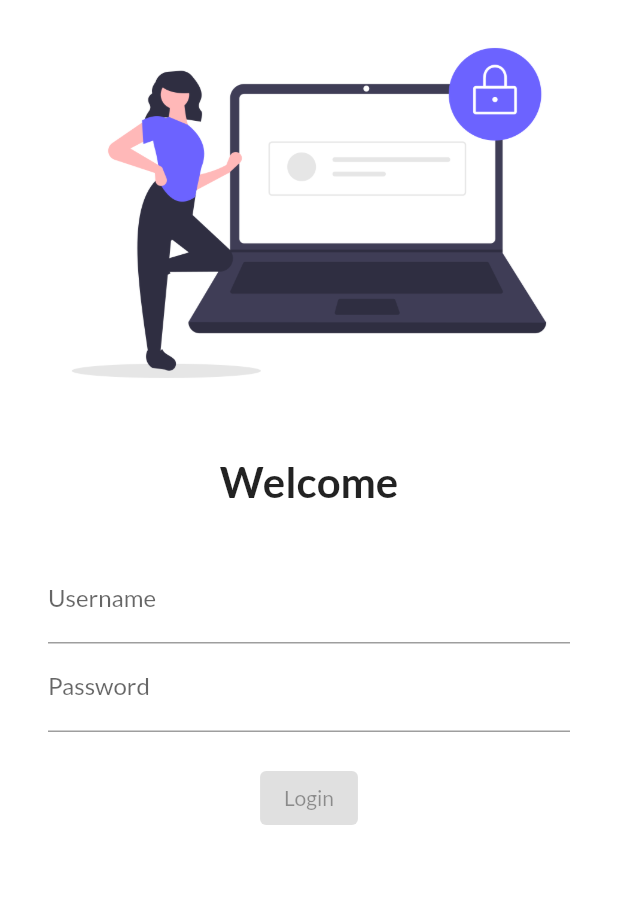
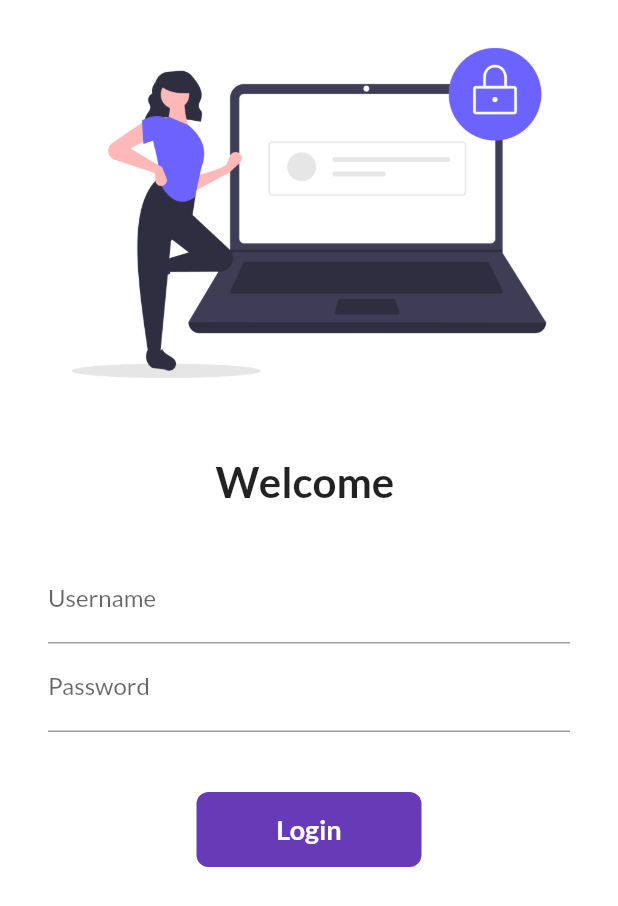
Before and after one commit to vishtech36/30DaysOfFlutter, a Flutter app: the screen it shows after launch, on a phone screen of 412 x 824 dp. Shown: the top 906 px of the screen. Run offline on Flutter 3.47's test engine with Material 2 defaults, Android fonts, the phone set to English and light mode, and no system bars; our stand-ins replace google_fonts; missing offline and left inert: dart:ffi.

Commit message:
Day 5 completed

```diff
--- a/lib/main.dart
+++ b/lib/main.dart
@@ -2,6 +2,7 @@ import 'dart:ffi';
 
 import 'package:demo/pages/home_page.dart';
 import 'package:demo/pages/login_page.dart';
+import 'package:demo/utils/MyRoutes.dart';
 import 'package:flutter/material.dart';
 import 'package:google_fonts/google_fonts.dart';
 
@@ -22,8 +23,8 @@ class MyApp extends StatelessWidget {
       initialRoute: "/",
       routes: {
         "/": (context) => const LoginPage(),
-        "/home": (context) => const HomePage(),
-        "/login": (context) => const LoginPage()
+        MyRoutes.home: (context) => const HomePage(),
+        MyRoutes.login: (context) => const LoginPage()
       },
     );
   }
--- a/lib/pages/login_page.dart
+++ b/lib/pages/login_page.dart
@@ -1,14 +1,22 @@
+import 'package:demo/utils/MyRoutes.dart';
 import 'package:flutter/material.dart';
 
-class LoginPage extends StatelessWidget {
+class LoginPage extends StatefulWidget {
   const LoginPage({Key? key}) : super(key: key);
+
+  @override
+  State<LoginPage> createState() => _LoginPageState();
+}
+
+class _LoginPageState extends State<LoginPage> {
+  String name = "";
+  bool buttonChanged = false;
 
   @override
   Widget build(BuildContext context) {
     return Material(
         color: Colors.white,
-        child: Column(
-          children: [
+        child: Column(children: [
           Image.asset(
             'assets/images/login.png',
             fit: BoxFit.cover,
@@ -16,31 +24,69 @@ class LoginPage extends StatelessWidget {
           const SizedBox(
             height: 20,
           ),
-            const Text(
-              'Welcome',
+          Text(
+            "Welcome $name",
             style: TextStyle(fontSize: 28, fontWeight: FontWeight.bold),
           ),
           Padding(
               padding: const EdgeInsets.all(32),
-                child: Column(
-                  children: [
+              child: Column(children: [
                 TextFormField(
                     decoration: const InputDecoration(
                         hintText: "Enter username", labelText: "Username"),
-                    ),
+                    onChanged: (value) {
+                      setState(() {
+                        name = value;
+                      });
+                    }),
                 TextFormField(
                     obscureText: true,
                     decoration: const InputDecoration(
                         hintText: "Enter Password", labelText: "Password")),
                 const SizedBox(
-                      height: 20.0,
+                  height: 40.0,
                 ),
-                    ElevatedButton(onPressed: () {
-                      print("I code cool")
-                    }, child: const Text("Login"))
-                  ],
+                InkWell(
+                    onTap: () async {
+                      setState(() {
+                        buttonChanged = true;
+                      });
+
+                      await Future.delayed(const Duration(seconds: 1));
+
+                      Navigator.pushNamed(context, MyRoutes.home);
+                    },
+                    child: AnimatedContainer(
+                      duration: const Duration(seconds: 1),
+                      width: buttonChanged ? 50 : 150,
+                      height: 50,
+                      alignment: Alignment.center,
+                      child: buttonChanged
+                          ? const Icon(
+                              Icons.done,
+                              color: Colors.white,
+                            )
+                          : const Text(
+                              'Login',
+                              style: TextStyle(
+                                  color: Colors.white,
+                                  fontSize: 18,
+                                  fontWeight: FontWeight.bold),
+                            ),
+                      decoration: BoxDecoration(
+                          color: Colors.deepPurple,
+                          borderRadius:
+                              BorderRadius.circular(buttonChanged ? 50 : 8)),
                     ))
-          ],
-        ));
+              ]
+                  // ElevatedButton(
+                  //     style: TextButton.styleFrom(minimumSize: Size(150, 40)),
+                  //     onPressed: () {
+                  //       Navigator.pushNamed(context, MyRoutes.home);
+                  //     },
+                  //     child: const Text("Login")),
+
+                  ))
+        ]));
   }
 }
--- /dev/null
+++ b/lib/utils/MyRoutes.dart
@@ -0,0 +1,4 @@
+class MyRoutes {
+  static String home = "/home";
+  static String login = "/login";
+}
```
Lines whose indentation alone changed are shown as unchanged.
